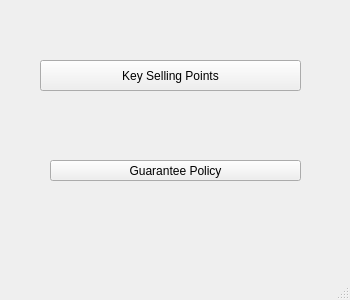
Qt form CS1C-Project-Master/guestwindow.ui (AustinVaday/CS1C-Class-Project) before a commit.
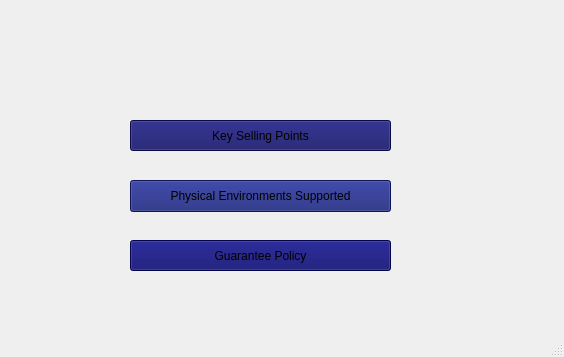
The same form after that commit. Icons and pictures are not drawn.

What changed in the file:
```diff
--- a/CS1C-Project-Master/guestwindow.ui
+++ b/CS1C-Project-Master/guestwindow.ui
@@ -6,23 +6,32 @@
    <rect>
     <x>0</x>
     <y>0</y>
-    <width>350</width>
-    <height>300</height>
+    <width>564</width>
+    <height>357</height>
    </rect>
   </property>
   <property name="windowTitle">
    <string>Guest Window</string>
   </property>
+  <property name="styleSheet">
+   <string notr="true">background-image: url(:/Resources/guest.jpg);
+</string>
+  </property>
   <widget class="QWidget" name="centralwidget">
    <widget class="QPushButton" name="sellButton">
     <property name="geometry">
      <rect>
-      <x>40</x>
-      <y>60</y>
+      <x>130</x>
+      <y>120</y>
       <width>261</width>
       <height>31</height>
      </rect>
     </property>
+    <property name="styleSheet">
+     <string notr="true">background-color: rgb(15, 15, 99);
+
+font: 14pt &quot;American Typewriter&quot;;</string>
+    </property>
     <property name="text">
      <string>Key Selling Points</string>
     </property>
@@ -30,16 +39,37 @@
    <widget class="QPushButton" name="guaranteeButton">
     <property name="geometry">
      <rect>
-      <x>50</x>
-      <y>160</y>
-      <width>251</width>
-      <height>21</height>
+      <x>130</x>
+      <y>240</y>
+      <width>261</width>
+      <height>31</height>
      </rect>
     </property>
+    <property name="styleSheet">
+     <string notr="true">background-color: rgb(6, 5, 105);
+font: 14pt &quot;American Typewriter&quot;;</string>
+    </property>
     <property name="text">
      <string>Guarantee Policy</string>
     </property>
    </widget>
+   <widget class="QPushButton" name="EnviroButton">
+    <property name="geometry">
+     <rect>
+      <x>130</x>
+      <y>180</y>
+      <width>261</width>
+      <height>32</height>
+     </rect>
+    </property>
+    <property name="styleSheet">
+     <string notr="true">font: 14pt &quot;American Typewriter&quot;;
+background-color: rgb(20, 29, 117);</string>
+    </property>
+    <property name="text">
+     <string>Physical Environments Supported</string>
+    </property>
+   </widget>
   </widget>
   <widget class="QStatusBar" name="statusbar"/>
  </widget>
```
